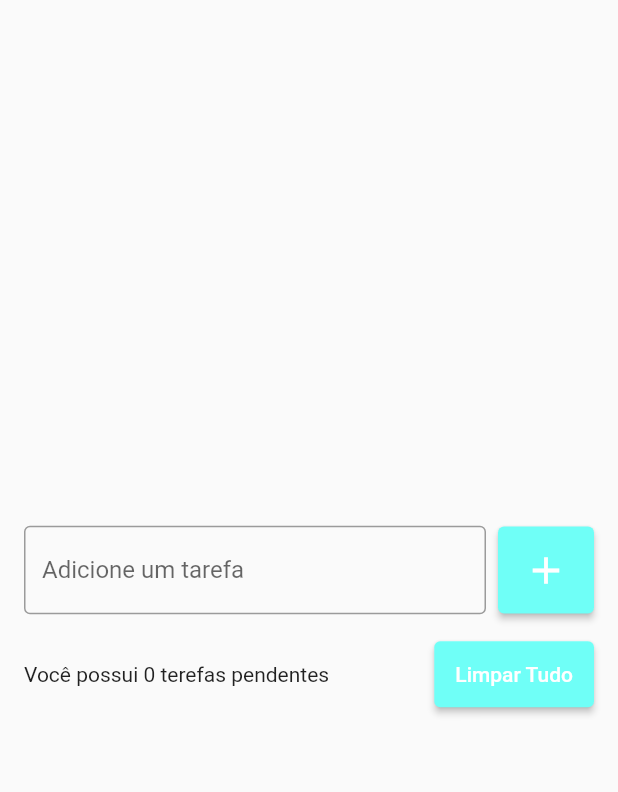
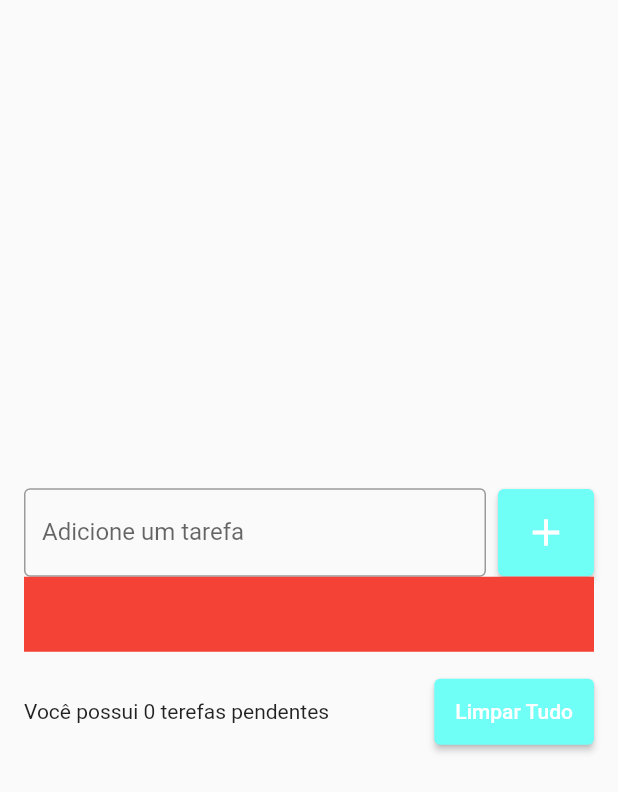
Before and after one commit to AiltonJ97/MyList, a Flutter app: the screen it shows after launch, on a phone screen of 412 x 824 dp. Shown: the top 792 px of the screen. Run offline on Flutter 3.47's test engine with Material 2 defaults, Android fonts, the phone set to English and light mode, and no system bars.

Commit message:
ListView

```diff
--- a/lib/list_page.dart
+++ b/lib/list_page.dart
@@ -42,6 +42,16 @@ class ListPage extends StatelessWidget {
                   ),
                 ],
               ),
+              ListView(
+                shrinkWrap: true,
+                children: [
+                  Container(
+                    color: Colors.red,
+                    width: 50,
+                    height: 50,
+                  ),
+                ],
+              ),
               SizedBox(height: 16),
               Row(
                 children: [
@@ -52,7 +62,9 @@ class ListPage extends StatelessWidget {
                   ),
                   ElevatedButton(
                     onPressed: () {},
-                    child: Text('Limpar Tudo'),
+                    child: Text(
+                      'Limpar Tudo',
+                    ),
                     style: ElevatedButton.styleFrom(
                       backgroundColor: Color(0xff6FFFF7),
                       padding: EdgeInsets.all(14),
```
